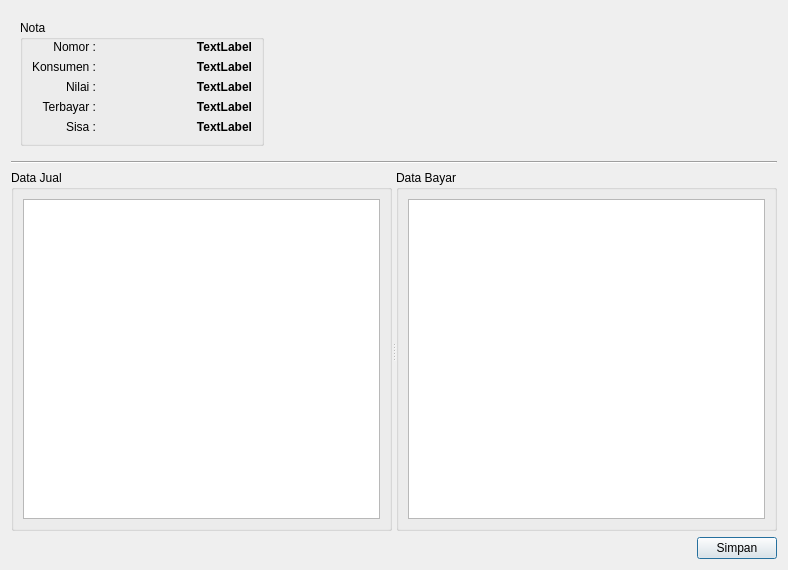
Above: src/ui/editorinvoice.ui from AyahnaSyahid/Printex-KaosPolos before the change. Below: the same form after it.
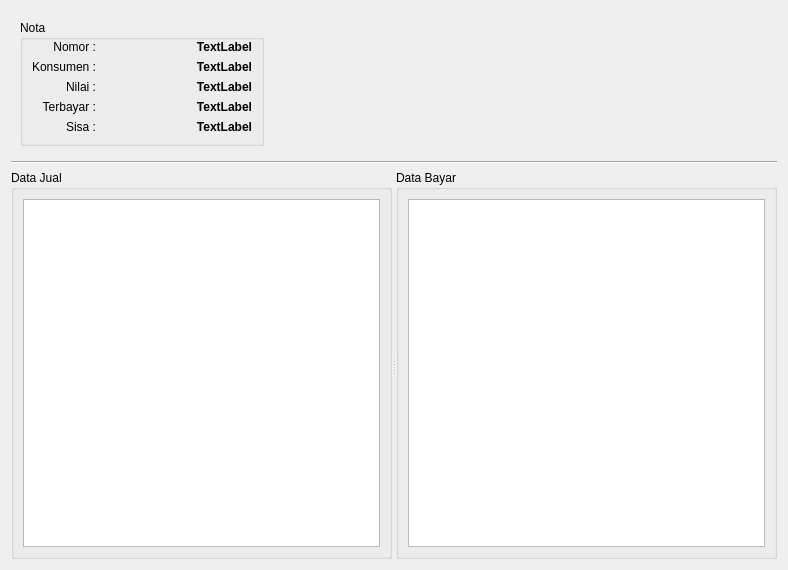
That is the form after the change.

Patch:
```diff
--- a/src/ui/editorinvoice.ui
+++ b/src/ui/editorinvoice.ui
@@ -13,7 +13,7 @@
   <property name="windowTitle">
    <string>Revisi Invoice</string>
   </property>
-  <layout class="QVBoxLayout" name="verticalLayout_3" stretch="0,0,1,0">
+  <layout class="QVBoxLayout" name="verticalLayout_3" stretch="0,0,1">
    <item>
     <layout class="QHBoxLayout" name="horizontalLayout" stretch="0,1">
      <property name="leftMargin">
@@ -282,13 +282,6 @@
      </widget>
     </widget>
    </item>
-   <item alignment="Qt::AlignmentFlag::AlignRight">
-    <widget class="QPushButton" name="pushButton">
-     <property name="text">
-      <string>Simpan</string>
-     </property>
-    </widget>
-   </item>
   </layout>
  </widget>
  <resources/>
```
